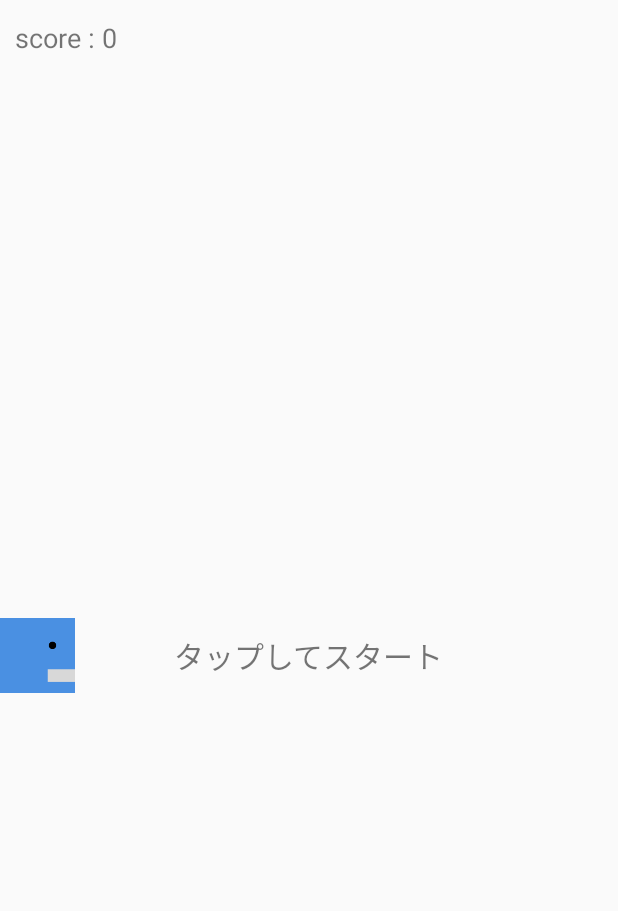
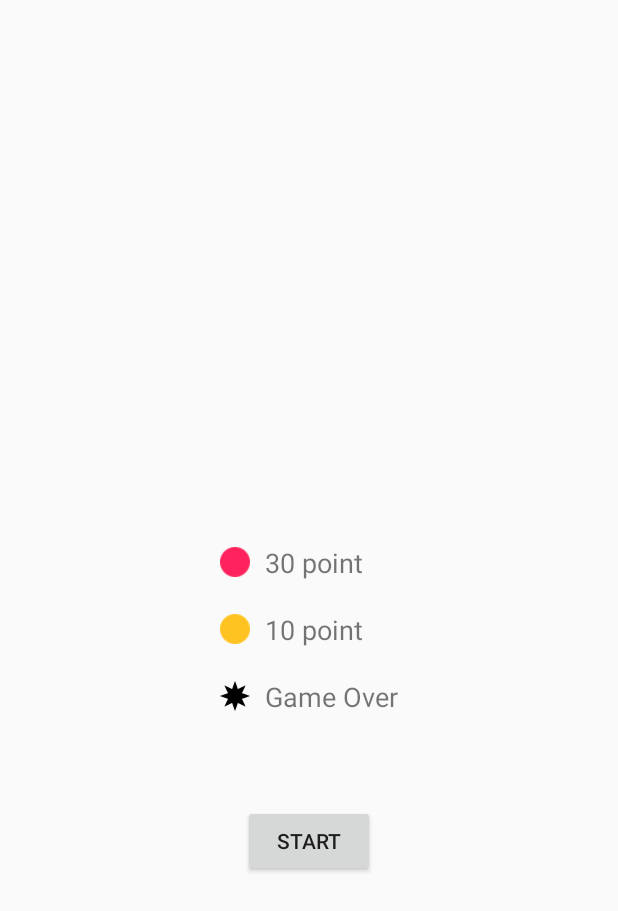
Before and after one commit to SatsukiTen/CatchTheBall, an Android app: the screen it shows after launch (MainActivity before the commit, StartActivity after it), on a phone screen of 412 x 824 dp. Shown: the top 911 px of the screen. Run offline under Robolectric (Android 15) with nearby library versions, the phone set to English and light mode, and no system bars.

Commit message:
No.9 Start screen(deactive

```diff
--- a/app/src/main/AndroidManifest.xml
+++ b/app/src/main/AndroidManifest.xml
@@ -9,14 +9,14 @@
         android:roundIcon="@mipmap/ic_launcher_round"
         android:supportsRtl="true"
         android:theme="@style/AppTheme">
-        <activity android:name=".ResultActivity"></activity>
-        <activity android:name=".MainActivity">
+        <activity android:name=".StartActivity">
             <intent-filter>
                 <action android:name="android.intent.action.MAIN" />
-
                 <category android:name="android.intent.category.LAUNCHER" />
             </intent-filter>
         </activity>
+        <activity android:name=".ResultActivity" />
+        <activity android:name=".MainActivity"></activity>
     </application>
 
 </manifest>
--- a/app/src/main/java/com/tutorial/catchtheball/MainActivity.java
+++ b/app/src/main/java/com/tutorial/catchtheball/MainActivity.java
@@ -2,6 +2,7 @@ package com.tutorial.catchtheball;
 
 import androidx.appcompat.app.AppCompatActivity;
 
+import android.content.Intent;
 import android.graphics.Point;
 import android.os.Bundle;
 import android.os.Handler;
@@ -173,6 +174,9 @@ public class MainActivity extends AppCompatActivity {
             }
 
             //結果画面へ
+            Intent intent = new Intent(getApplicationContext(), ResultActivity.class);//intentで指定したスクリーンを開始する。
+            intent.putExtra("SCORE", score);//putExtra("取り出すときに使うキー, 渡したい値)
+            startActivity(intent);
         }
 
     }
--- /dev/null
+++ b/app/src/main/java/com/tutorial/catchtheball/StartActivity.java
@@ -0,0 +1,14 @@
+package com.tutorial.catchtheball;
+
+import androidx.appcompat.app.AppCompatActivity;
+
+import android.os.Bundle;
+
+public class StartActivity extends AppCompatActivity {
+
+    @Override
+    protected void onCreate(Bundle savedInstanceState) {
+        super.onCreate(savedInstanceState);
+        setContentView(R.layout.activity_start);
+    }
+}
--- /dev/null
+++ b/app/src/main/res/layout/activity_start.xml
@@ -0,0 +1,76 @@
+<?xml version="1.0" encoding="utf-8"?>
+<LinearLayout xmlns:android="http://schemas.android.com/apk/res/android"
+    xmlns:app="http://schemas.android.com/apk/res-auto"
+    xmlns:tools="http://schemas.android.com/tools"
+    android:layout_width="match_parent"
+    android:layout_height="match_parent"
+    tools:context=".StartActivity"
+    android:orientation="vertical"
+    android:gravity="center">
+
+    <TextView
+        android:layout_width="wrap_content"
+        android:layout_height="wrap_content"
+        android:text="@string/app_name"
+        android:textSize="32sp"/>
+    <!-- TableLayout
+     →表の枠組み。その中にTableRowで行を入れていく。
+     なお、TableRowではcenter_verticalにて垂直方向にそろえる作業を行っている。
+     -->
+    <TableLayout
+        android:layout_width="wrap_content"
+        android:layout_height="wrap_content"
+        android:layout_marginTop="80dp">
+
+        <TableRow
+            android:gravity="center_vertical">
+            <ImageView
+                android:layout_width="20dp"
+                android:layout_height="20dp"
+                android:src="@drawable/pink"/>
+            <TextView
+                android:layout_width="wrap_content"
+                android:layout_height="wrap_content"
+                android:text="30 point"
+                android:textSize="18sp"
+                android:paddingLeft="10dp"/>
+        </TableRow>
+
+        <TableRow
+            android:gravity="center_vertical"
+            android:layout_marginTop="20dp">
+            <ImageView
+                android:layout_width="20dp"
+                android:layout_height="20dp"
+                android:src="@drawable/orange"/>
+            <TextView
+                android:layout_width="wrap_content"
+                android:layout_height="wrap_content"
+                android:text="10 point"
+                android:textSize="18sp"
+                android:paddingLeft="10dp"/>
+        </TableRow>
+
+        <TableRow
+            android:gravity="center_vertical"
+            android:layout_marginTop="20dp">
+            <ImageView
+                android:layout_width="20dp"
+                android:layout_height="20dp"
+                android:src="@drawable/black"/>
+            <TextView
+                android:layout_width="wrap_content"
+                android:layout_height="wrap_content"
+                android:text="Game Over"
+                android:textSize="18sp"
+                android:paddingLeft="10dp"/>
+        </TableRow>
+    </TableLayout>
+
+    <Button
+        android:layout_width="wrap_content"
+        android:layout_height="wrap_content"
+        android:text="START"
+        android:layout_marginTop="60dp"
+        android:onClick="startGame"/>
+</LinearLayout>
```
